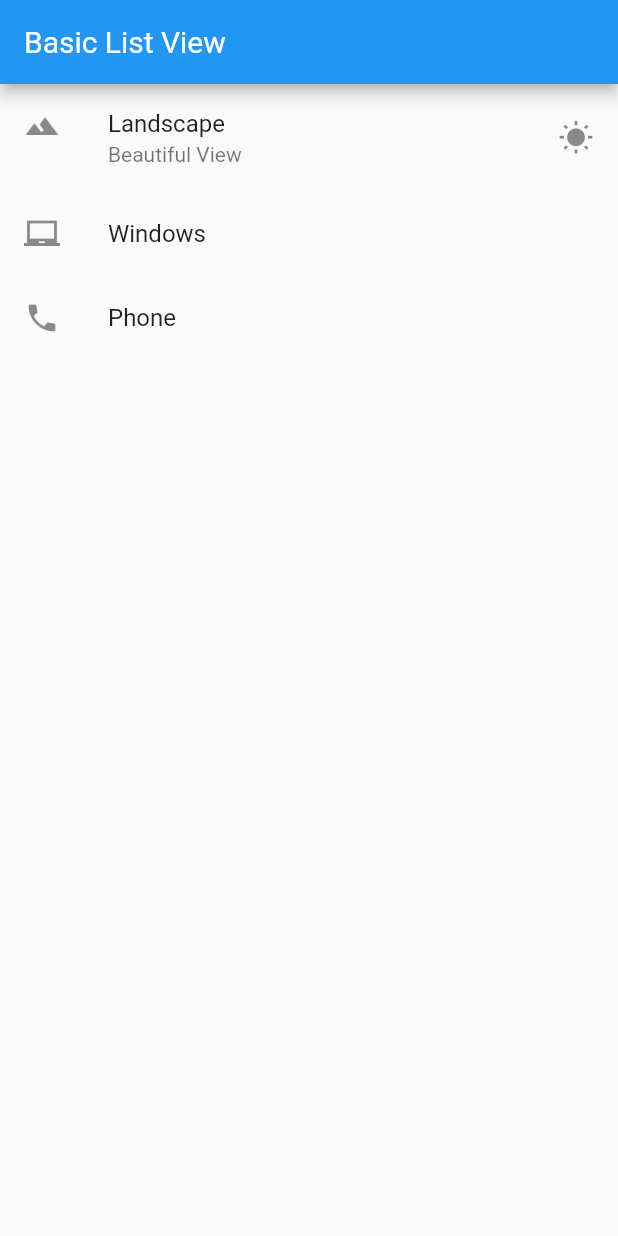
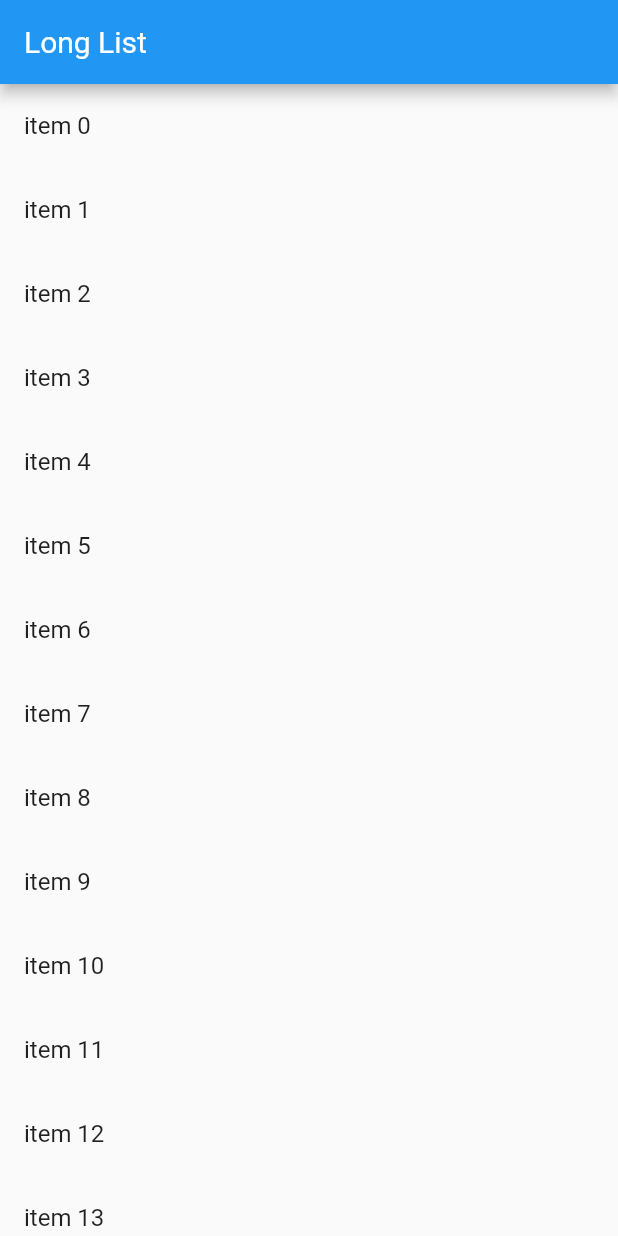
Before and after one commit to ajewolejude/flutterapp, a Flutter app: the screen it shows after launch, on a phone screen of 412 x 824 dp. Run offline on Flutter 3.47's test engine with Material 2 defaults, Android fonts, the phone set to English and light mode, and no system bars.

Commit message:
Using Long Dynamic Lists

```diff
--- a/lib/main.dart
+++ b/lib/main.dart
@@ -10,44 +10,33 @@ void main(){
     debugShowCheckedModeBanner: false,
     title: "ExploringUI widgets",
     home: Scaffold(
-      appBar: AppBar(title: Text("Basic List View"),),
+      appBar: AppBar(title: Text("Long List"),),
       body: getListView(),
     )
 
   ));
 }
 
+List<String> getListElements(){
+
+  var items = List<String>.generate(1000, (counter) => "item $counter");
+
+  return items;
+}
 
 Widget getListView(){
+  var listItems = getListElements();
 
-  var listView = ListView(
-    children: <Widget>[
-      ListTile(
-        leading: Icon(Icons.landscape),
-        title: Text("Landscape"),
-        subtitle:Text( "Beautiful View"),
-        trailing: Icon(Icons.wb_sunny),
-        onTap: (){
-          debugPrint("Landscape tapped");
-        },
+  var listView = ListView.builder(
+      itemBuilder: (context, index){
 
-      ),
-
-      ListTile(
-        leading: Icon(Icons.laptop_chromebook),
-        title: Text("Windows"),
+        return ListTile(
+          title: Text(listItems[index]),
 
 
-      ),
 
-      ListTile(
-        leading: Icon(Icons.phone),
-        title: Text("Phone"),
-
-
-      )
-    ],
-
+        );
+      }
   );
-  return  listView;
+  return listView;
 }
```
